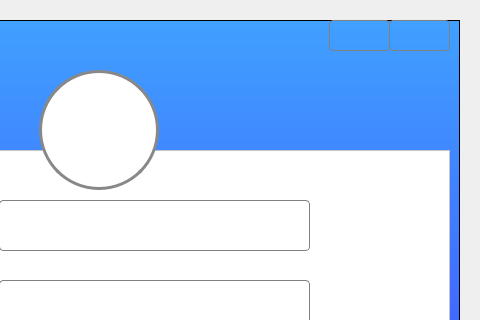
First picture: the form in signinform.ui, repository hellightning/QTencentClient, before the edit; both pictures show x 261 to 741 and y 0 to 320 of the 741 by 480 pixel window.
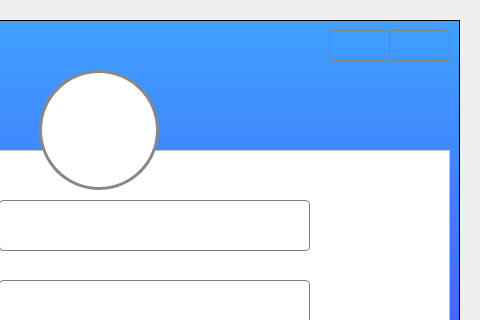
Second picture: the form after the edit. Icons and pictures are not drawn.

```diff
--- a/signinform.ui
+++ b/signinform.ui
@@ -198,7 +198,7 @@
     <property name="geometry">
      <rect>
       <x>640</x>
-      <y>10</y>
+      <y>20</y>
       <width>61</width>
       <height>31</height>
      </rect>
@@ -224,7 +224,7 @@
     <property name="geometry">
      <rect>
       <x>580</x>
-      <y>10</y>
+      <y>20</y>
       <width>61</width>
       <height>31</height>
      </rect>
```
